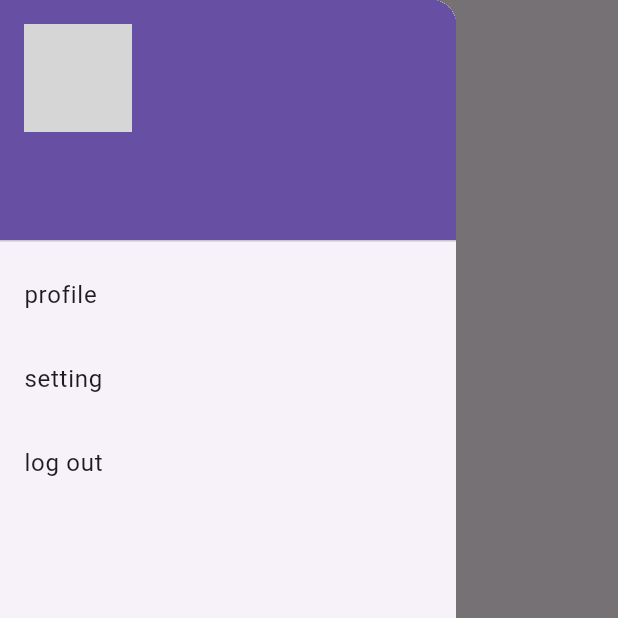
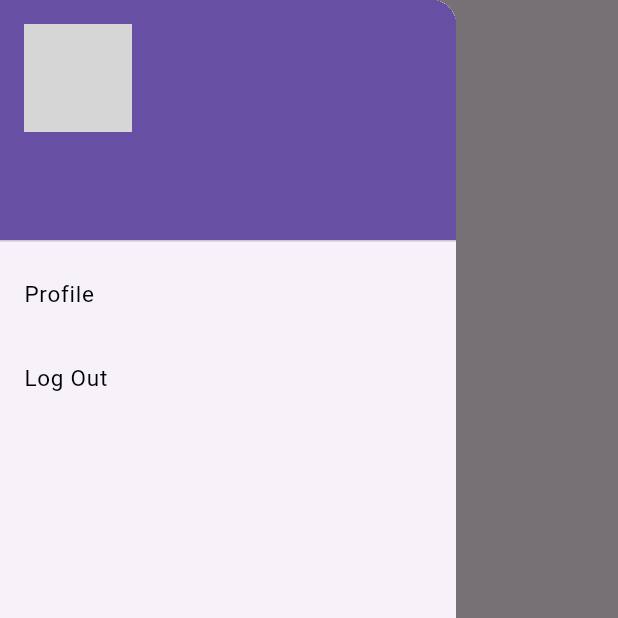
Before and after one commit to wisnuibroo/Firebase-Project, a Flutter app: the HomePage screen opened by its route, with the side drawer open, on a phone screen of 412 x 824 dp, the top half of it. Run offline on Flutter 3.47's test engine with Material 3 defaults, Android fonts, the phone set to English and light mode, and no system bars; our stand-ins replace firebase_auth, firebase_core, flutter_login, get, google_sign_in; accounts and stored records are empty; network calls fail; grey boxes are pictures that could not be loaded.

Commit message:
FEAT: [WF] reused-widget

```diff
--- a/lib/route/approute.dart
+++ b/lib/route/approute.dart
@@ -4,7 +4,7 @@ import 'package:firebase_project/views/loginpage.dart';
 import 'package:get/get.dart';
 
 class MyappRoute {
-  static const loginpage = '/';
+  static const loginpage = '/login';
   static const homepage = '/home';
 
   static final page = [
--- a/lib/views/homepage.dart
+++ b/lib/views/homepage.dart
@@ -1,5 +1,7 @@
 import 'package:firebase_auth/firebase_auth.dart';
+import 'package:firebase_project/widgets/my_text.dart';
 import 'package:flutter/material.dart';
+import 'package:get/get.dart';
 
 class HomePage extends StatelessWidget {
   const HomePage({super.key});
@@ -9,35 +11,46 @@ class HomePage extends StatelessWidget {
     final User? user = FirebaseAuth.instance.currentUser;
     return Scaffold(
       appBar: AppBar(
-        title: const Text(
-          "Welcome HomePage",
+        title: MyText(
+          text: 'Welcome!',
+          fontSize: 20,
+          fontWeight: FontWeight.bold,
+          color: Colors.black,
         ),
       ),
       drawer: Drawer(
         child: Column(
           children: [
-            UserAccountsDrawerHeader(accountName: Text(
+            UserAccountsDrawerHeader(
+              accountName: Text(
                 user?.displayName ?? 'Guest',
               ),
               accountEmail: Text(
                 user?.email ?? 'Guest',
               ),
               currentAccountPicture: CircleAvatar(
-              backgroundImage: NetworkImage(user?.photoURL ?? "",
-             )
-             ),
+                  backgroundImage: NetworkImage(
+                user?.photoURL ?? "",
+              )),
             ),
             ListTile(
-              title: Text("profile"),
+              title: MyText(
+                  text: "Profile",
+                  fontSize: 15,
+                  fontWeight: FontWeight.normal,
+                  color: Colors.black),
               onTap: () {},
             ),
             ListTile(
-              title: Text("setting"),
-              onTap: () {},
+              title: MyText(
+                text: 'Log Out',
+                fontSize: 15,
+                fontWeight: FontWeight.normal,
+                color: Colors.black,
               ),
-            ListTile(
-              title: Text("log out"),
-              onTap: () {},
+              onTap: () {
+                Get.toNamed("/login");
+              },
             ),
           ],
         ),
--- a/lib/views/loginpage.dart
+++ b/lib/views/loginpage.dart
@@ -8,8 +8,9 @@ class LoginPage extends StatelessWidget {
 
   @override
   Widget build(BuildContext context) {
-    // Inisialisasi controller
+
     final controller = Get.put(LoginController());
+
 
     return FlutterLogin(
       headerWidget: Column(
--- /dev/null
+++ b/lib/widgets/my_text.dart
@@ -0,0 +1,37 @@
+import 'package:flutter/material.dart';
+
+class MyText extends StatelessWidget {
+  final String text;
+  final double fontSize;
+  final FontWeight fontWeight;
+  final String? fontFamily;
+  final EdgeInsetsGeometry? padding;
+  final Color color;
+
+  final dynamic decoration;
+
+  const MyText({
+    super.key,
+    required this.text,
+    required this.fontSize,
+    required this.fontWeight,
+    this.padding,
+    required this.color,
+    this.fontFamily,
+    this.decoration,
+  });
+
+  @override
+  Widget build(BuildContext context) {
+    return Container(
+      padding: padding,
+      child: Text(text,
+          style: TextStyle(
+              color: color,
+              fontSize: fontSize,
+              fontWeight: fontWeight,
+              fontFamily: fontFamily,
+              decoration: decoration)),
+    );
+  }
+}
```
Lines whose indentation alone changed are shown as unchanged.
